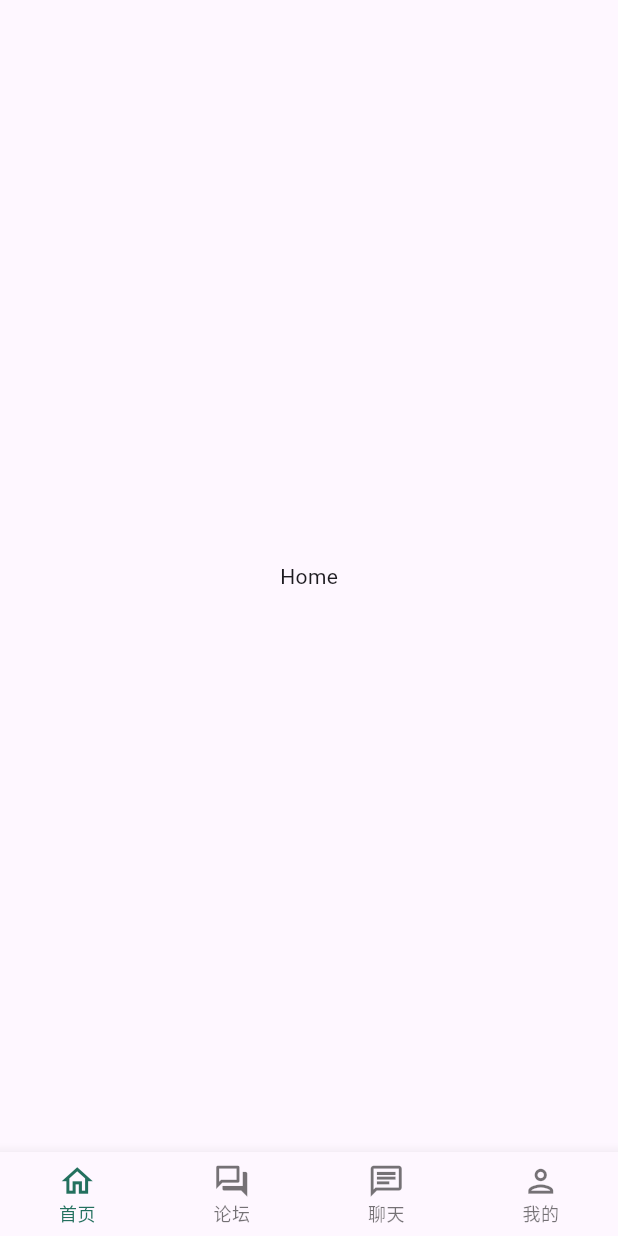
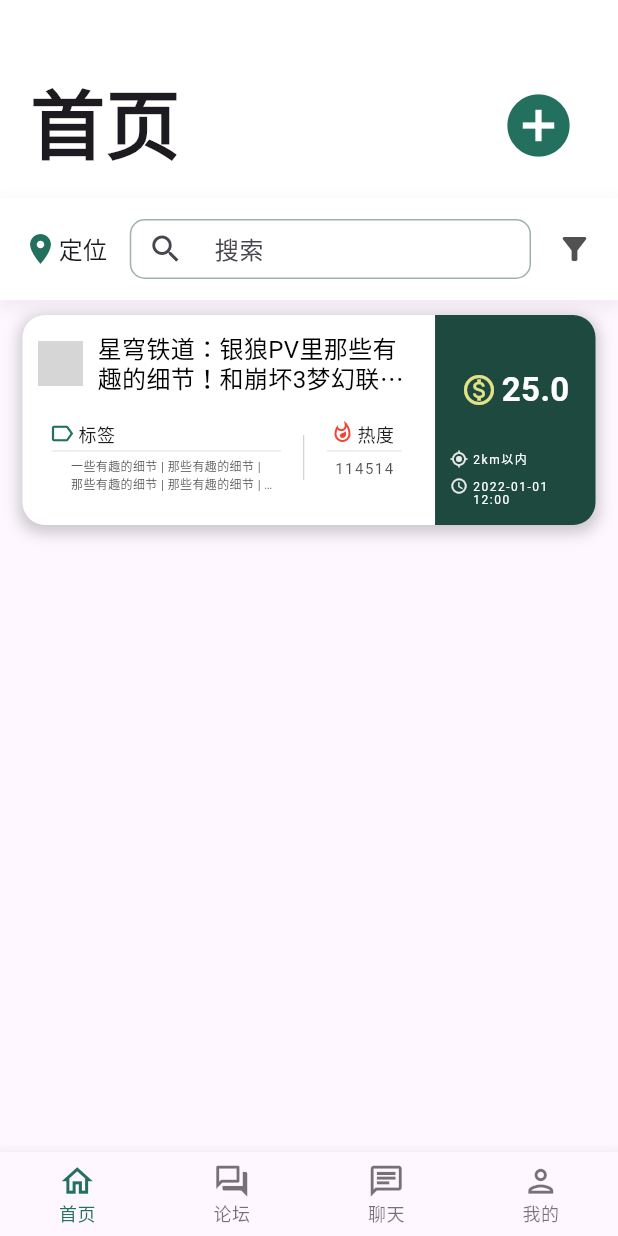
Before and after one commit to Eobard-Eins/GraduationProjectClient, a Flutter app: the screen it shows after launch, on a phone screen of 412 x 824 dp. Run offline on Flutter 3.47's test engine with Material 3 defaults, Android fonts, the phone set to English and light mode, and no system bars; our stand-ins replace dio, get, image_picker, shared_preferences; network calls fail; Roboto replaces fonts that are missing (SmileySans); grey boxes are pictures that could not be loaded.

Commit message:
taskItem组件

```diff
--- /dev/null
+++ b/lib/components/common/input/searchBar.dart
@@ -0,0 +1,61 @@
+import 'package:client_application/res/color.dart';
+import 'package:flutter/material.dart';
+
+class SearchInput extends StatelessWidget {
+  final TextEditingController controller;
+  final double? height;
+  final double? width;
+  final String hintText;
+  final Function()? prefixIconFunc;
+  final Function(String) onChanged;
+  final Widget? suffixIcon;
+
+  const SearchInput(
+      {super.key,
+      required this.controller,
+      this.height,
+      this.width,
+      required this.hintText,
+      this.prefixIconFunc,
+      this.suffixIcon,
+      required this.onChanged});
+
+  @override
+  Widget build(BuildContext context) {
+    return SizedBox(
+      width: width,
+      height: height??40,
+      child: TextField(
+        controller: controller,
+        maxLines: 1,
+        style: const TextStyle(
+          fontSize: 16
+        ),
+        onChanged: onChanged,
+        cursorColor: Coloors.main,
+        decoration: InputDecoration(
+            hintText: hintText,
+            border: OutlineInputBorder(
+              borderSide: const BorderSide(color: Coloors.grey, width: 1.0),
+              borderRadius: BorderRadius.circular(10.0),
+            ),
+            enabledBorder: OutlineInputBorder(
+              borderSide: const BorderSide(color: Coloors.grey, width: 1.0),
+              borderRadius: BorderRadius.circular(10.0),
+            ),
+            focusedBorder: OutlineInputBorder(
+              borderSide: const BorderSide(color: Coloors.grey, width: 1.0),
+              borderRadius: BorderRadius.circular(10.0),
+            ),
+            prefixIcon: IconButton(
+              icon: const Icon(Icons.search),
+              onPressed: prefixIconFunc,
+            ),
+            suffixIcon: suffixIcon,
+            contentPadding: const EdgeInsets.only(top:0,bottom: 0),
+
+          ),
+      ),
+    );
+  }
+}
--- /dev/null
+++ b/lib/components/task/taskItem.dart
@@ -0,0 +1,252 @@
+import 'package:client_application/components/user/avatarFromNet.dart';
+import 'package:client_application/res/color.dart';
+import 'package:flutter/material.dart';
+
+class TaskItem extends StatelessWidget {
+  final Function()? ontap;
+  final double? width;
+  final double? height;
+  final String? avatarUrl;
+  final String title;
+  final double point;
+  final String time;
+  final String? location;
+  final String labels;
+  final int hotValue;
+
+  const TaskItem({
+    super.key,
+    required this.ontap,
+    this.avatarUrl,
+    required this.time,
+    this.location,
+    required this.title,
+    required this.point,
+    required this.labels,
+    required this.hotValue,
+    this.width,
+    this.height,
+  });
+
+  @override
+  Widget build(BuildContext context) {
+    return InkWell(
+      onTap: ontap,
+      borderRadius: BorderRadius.circular(15),
+      child: Container(
+        decoration: BoxDecoration(
+          borderRadius: BorderRadius.circular(15.0), // 圆角
+          boxShadow: [
+            BoxShadow(
+              color: Colors.black.withOpacity(0.2), // 阴影颜色
+              offset: const Offset(0.0, 3.0), // 阴影偏移量
+              blurRadius: 8.0, // 阴影模糊半径
+              spreadRadius: 2.0, // 阴影扩散半径
+            ),
+          ],
+        ),
+        child: Row(children: [
+          Expanded(
+            flex: 72,
+            child: Container(
+              width: (width??360.0),
+              height: height??140.0,
+              decoration: const BoxDecoration(
+                color: Colors.white,
+                borderRadius: BorderRadius.only(topLeft: Radius.circular(15),bottomLeft: Radius.circular(15)),
+              ),
+              child: Column(children: [
+                Container(
+                  height: 55,
+                  padding: const EdgeInsets.only(top: 10, left: 10, right: 10),
+                  child:Row(
+                    children: [
+                      AvatarFromNet(
+                        width: 30,
+                        height: 30,
+                        boxShape: BoxShape.circle,
+                        imageUrl: avatarUrl??"https://picx.zhimg.com/80/v2-1e02c1531c33f9460ae82eb88a999cdd_720w.webp?source=2c26e567"
+                      ),
+                      Expanded(
+                        child: Padding(padding: const EdgeInsets.only(left: 10),
+                          child:Text(
+                            title,
+                            style: const TextStyle(
+                              color: Colors.black,
+                              fontSize: 16,
+                              fontFamily: 'SmileySans',
+                              height: 1.2
+                            ),
+                            maxLines: 2,
+                            textAlign: TextAlign.start,
+                            softWrap: true,
+                            overflow: TextOverflow.ellipsis,
+
+                          ),
+                        )
+                      )
+                    ],
+                  )
+                ),
+                Row(
+                  mainAxisAlignment: MainAxisAlignment.center,
+                  children: [
+                  Container(
+                    alignment: Alignment.centerLeft,
+                    width: 180,
+                    height: 80,
+                    padding: const EdgeInsets.only(left: 10,right: 0,top: 15,bottom: 10),
+
+                    child:Column(
+                      children: [
+                      const Row(children: [
+
+                        Padding(padding: EdgeInsets.only(right: 2,bottom: 0),child: Icon(Icons.label_outline,color: Coloors.main,size: 18,),),
+                        Text("标签",style: TextStyle(
+                          fontSize: 12,
+                          fontFamily: 'SmileySans',
+                        ),)
+                      ],),
+                      const Padding(padding: EdgeInsets.only(top: 3)),
+                      const Divider(height:0.1,indent:2,endIndent: 15,color: Coloors.greyLight,),
+                      Container(
+                        alignment: Alignment.centerLeft,
+                        padding: const EdgeInsets.only(left: 15,top: 4,right: 20),
+                        child: Text(
+                          labels,
+                          style: const TextStyle(
+                            fontSize: 8,
+                            color: Coloors.greyDeep,
+                            fontFamily: 'SmileySans',
+                            fontWeight: FontWeight.normal
+                          ),
+                          maxLines: 2,
+                          textAlign: TextAlign.start,
+                          softWrap: true,
+                          overflow: TextOverflow.ellipsis,
+                      ),)
+                    ],)
+                  ),
+                  Container(
+                    height: 30,
+                    width: 0.5,
+                    decoration: const BoxDecoration(color: Color.fromARGB(255, 181, 181, 181)),
+                  ),
+                  Container(
+                    padding: const EdgeInsets.only(left:0,top: 15,bottom: 10),
+                    width: 80,
+                    height: 80,
+                    child: Column(
+                      children: [
+                      const SizedBox(
+                        width: 45,
+                        child: Row(children: [
+
+                          Padding(padding: EdgeInsets.only(right: 2,bottom: 2),child: Icon(Icons.whatshot_outlined,color: Colors.red,size: 16,),),
+                          Text("热度",style: TextStyle(
+                            fontSize: 12,
+                            fontFamily: 'SmileySans',
+                          ),)
+                        ],),
+                      ),
+                      const Padding(padding: EdgeInsets.only(top: 3)),
+                      const Divider(height:0.1,indent: 15,endIndent: 15,color: Coloors.greyLight),
+                      Container(
+                        alignment: Alignment.center,
+                        padding: const EdgeInsets.only(left: 20,top: 4,right: 20),
+                        child: Text(
+                          hotValue.toString(),
+                          style: const TextStyle(
+                            fontSize: 10,
+                            color: Coloors.greyDeep,
+                            fontFamily: 'SmileySans',
+                            fontWeight: FontWeight.normal,
+                            letterSpacing: 1
+                          ),
+                          maxLines: 1,
+                      ),)
+                    ],),
+                  )
+                ],)
+              ]),
+            ),
+          ),
+
+          Expanded(
+            flex: 28,
+            child:Container(
+              width: (width??365.0),
+              height: height??140.0,
+              decoration: const BoxDecoration(
+                color: Coloors.mainDark,
+                borderRadius: BorderRadius.only(topRight: Radius.circular(15),bottomRight: Radius.circular(15)),
+              ),
+              child: Column(children: [
+                Container(
+                  padding: const EdgeInsets.only(top: 20),
+                  alignment: Alignment.center,
+                  height: 80,
+                  child: Row(
+                    mainAxisAlignment: MainAxisAlignment.center,
+                    children: [
+                      const Icon(Icons.monetization_on_outlined,color: Coloors.gold,size: 24,),
+                      Padding(padding: const EdgeInsets.only(left:3),
+                        child: Text(
+                          point.toString(),
+                          style: const TextStyle(
+                            color: Colors.white,
+                            fontSize: 22,
+                            fontWeight: FontWeight.bold,
+                            fontFamily: 'SmileySans'
+                          ),
+                        ),
+                      )
+                    ],
+                  ),
+                ),
+                Container(
+                  alignment: Alignment.center,
+                  padding: const EdgeInsets.only(top:10,right: 0),
+                  child: Column(
+                    children: [
+                    Row(
+                      children: [
+                        const Padding(padding: EdgeInsets.only(left:10)),
+                        const Icon(Icons.gps_fixed_outlined,color: Coloors.greyLight,size: 12,),
+                        Padding(padding: const EdgeInsets.only(left:3),
+                          child:Text(location??"---",style: const TextStyle(fontFamily: 'SmileySans',color: Colors.white,fontSize: 8,letterSpacing: 1),),
+                        )
+                    ],),
+                    const Padding(padding: EdgeInsets.symmetric(vertical:3)),
+                    Row(
+                      children: [
+                        const Padding(padding: EdgeInsets.only(left:10)),
+                        const Padding(padding: EdgeInsets.only(bottom: 10),child: Icon(Icons.access_time,color: Coloors.greyLight,size: 12,),),
+                        Padding(padding: const EdgeInsets.only(left:3),
+                          child:Text(
+                            time,
+                            style: const TextStyle(
+                              color: Colors.white,
+                              fontSize: 8,
+                              letterSpacing: 1,
+                              height: 1.1,
+                              fontFamily: 'SmileySans'
+                            ),
+                            maxLines: 2,
+                            textAlign: TextAlign.start,
+                            softWrap: true,
+                            overflow: TextOverflow.ellipsis,
+                          ),
+                        )
+                    ],),
+                  ]),
+                )
+              ],)
+            )
+          )
+        ],)
+      ),
+
+    );
+  }
+}
--- a/lib/components/user/circleAvatar.dart
+++ b/lib/components/user/avatarFromLocal.dart
@@ -3,13 +3,13 @@ import 'dart:io';
 import 'package:flutter/material.dart';
 import 'package:image_picker/image_picker.dart';
 
-class CircleAvatarOfUser extends StatelessWidget {
+class avatarFromLocal extends StatelessWidget {
   final XFile? image;
   final double? size;
   final Color? backgroundColor;
   final Color? roundColor;
 
-  const CircleAvatarOfUser({super.key,this.image,this.size, this.backgroundColor, this.roundColor});
+  const avatarFromLocal({super.key,this.image,this.size, this.backgroundColor, this.roundColor});
 
   @override
   Widget build(BuildContext context) {
--- /dev/null
+++ b/lib/components/user/avatarFromNet.dart
@@ -0,0 +1,35 @@
+import 'package:flutter/material.dart';
+
+class AvatarFromNet extends StatelessWidget {
+  final String imageUrl;
+  final double width;
+  final double height;
+  final BoxShape? boxShape;
+
+  const AvatarFromNet({
+    super.key,
+    required this.imageUrl,
+    required this.height,
+    required this.width,
+    this.boxShape
+  });
+  @override
+  Widget build(BuildContext context) {
+    return Container(
+      width: width,
+      height: height,
+      decoration: BoxDecoration(
+        shape: boxShape??BoxShape.rectangle,
+        image: DecorationImage(
+          fit: BoxFit.cover, // 设置图片填充方式（如：适应容器尺寸）
+          image: NetworkImage(imageUrl),
+        ),
+      ),
+      clipBehavior: Clip.hardEdge,
+      child: Image.network(
+        imageUrl,
+        fit: BoxFit.cover,
+      ),
+    );
+  }
+}
--- /dev/null
+++ b/lib/pages/home/task/taskPageController.dart
@@ -0,0 +1,24 @@
+
+import 'package:flutter/material.dart';
+import 'package:get/get.dart';
+
+class TaskPageController extends GetxController {
+  Rx<TextEditingController> searchController = TextEditingController().obs;
+  @override
+  void onInit() {
+    super.onInit();
+    searchController.value.clear();
+    searchController.refresh();
+  }
+
+  void addNewTask() {
+  }
+  void search() {
+  }
+  void filter(){
+
+  }
+  void tapTask(){
+
+  }
+}
--- a/lib/pages/home/task/taskPageUI.dart
+++ b/lib/pages/home/task/taskPageUI.dart
@@ -1,9 +1,123 @@
+import 'package:client_application/components/common/button/textButtonWithNoSplash.dart';
+import 'package:client_application/components/common/input/searchBar.dart';
+import 'package:client_application/components/task/taskItem.dart';
+import 'package:client_application/pages/home/task/taskPageController.dart';
+import 'package:client_application/res/color.dart';
 import 'package:flutter/material.dart';
+import 'package:get/get.dart';
 
-class TaskPage extends StatelessWidget{
+class TaskPage extends StatelessWidget {
+  final TaskPageController _tpc = Get.find<TaskPageController>();
   @override
   Widget build(BuildContext context) {
-    return Center(child: Text('Home'));
+    return Scaffold(
+        body: Container(
+          child:Column(
+            children: [
+              Container(
+                  padding: const EdgeInsets.only(top: 45,left: 20,right:20,bottom: 15),
+                  decoration: const BoxDecoration(color: Colors.white),
+                  child: Row(children: [
+                    const Text(
+                      '首页',
+                      style: TextStyle(
+                          fontFamily: 'SmileySans',
+                          fontSize: 50,
+                          fontWeight: FontWeight.bold),
+                    ),
+                    const Spacer(),
+                    Padding(
+                        padding: const EdgeInsets.only(top: 5),
+                        child: IconButton(
+                            onPressed: _tpc.addNewTask,
+                            icon: const Icon(
+                              Icons.add_circle_outlined,
+                              size: 50,
+                              color: Coloors.main,
+                            )))
+                  ])),
+              //const Divider(height: 1,color: Coloors.greyLight,),
+
+              //搜索栏
+              Container(
+                padding: const EdgeInsets.symmetric(vertical: 10),
+                decoration: BoxDecoration(
+                  color: Colors.white,
+                  boxShadow: [
+                    BoxShadow(
+                      color: Colors.black.withOpacity(0.05), // 阴影颜色
+                      offset: const Offset(0.0, 4.0), // 阴影偏移量
+                      blurRadius: 8.0, // 阴影模糊半径
+                      spreadRadius: 2.0, // 阴影扩散半径
+                    ),
+                  ],
+                ),
+                child: Row(
+                  children: [
+                    Padding(
+                      padding: const EdgeInsets.only(left: 15,right:15),
+                      child: InkWell(
+                        onTap: _tpc.search,
+                        highlightColor: Colors.transparent, // 透明色
+                        splashColor: Colors.transparent,
+                        child: const Row(children: [
+                          Icon(Icons.place,color: Coloors.main,),
+                          Text("定位",style: TextStyle(
+                            fontSize: 16
+                          ),)
+                        ],),)
+                    ),
+                    Expanded(
+                      flex: 1,
+                      child: Obx(() => SearchInput(
+                        controller: _tpc.searchController.value,
+                        height: 40,
+                        hintText: " 搜索",
+                        onChanged: (value) {
+                          _tpc.searchController.value.text=value;
+                          _tpc.searchController.refresh();
+                        },
+                        suffixIcon: _tpc.searchController.value.text.isEmpty?null:
+                        IconButton(
+                          onPressed: () {
+                                //清空输入框
+                                _tpc.searchController.value.clear();
+                                _tpc.searchController.refresh();
+                              },
+                              icon: const Icon(
+                                Icons.cancel,
+                                color: Colors.grey,
+                              ),
+                            ),
+                      )
+                    ),),
+
+                    Container(
+                      padding: const EdgeInsets.only(left: 5,right:5),
+                      child: IconButton(
+                        onPressed: _tpc.search,
+                        icon: const Icon(Icons.filter_alt,color: Coloors.greyDeep,),
+                      )
+                    )
+                  ],
+                ),
+              ),
+              //const Divider(height: 1,color: Coloors.greyLight,),
+              Padding(
+                padding: const EdgeInsets.symmetric(horizontal: 15,vertical: 10),
+                child: TaskItem(
+                  ontap: _tpc.tapTask,
+                  title: "星穹铁道：银狼PV里那些有趣的细节！和崩坏3梦幻联动，电玩音游元素拉满",
+                  point: 25.0,
+                  time: "2022-01-01\n12:00",
+                  location: "2km以内",
+                  labels: "一些有趣的细节 | 那些有趣的细节 | 那些有趣的细节 | 那些有趣的细节 | 那些有趣的细节",
+                  hotValue: 114514,
+                ),
+              )
+            ],
+          )
+        )
+      );
   }
-
 }
--- a/lib/pages/loginAndUserInfo/infoSet/setNameAndAvatarPage/setNameAndAvatarController.dart
+++ b/lib/pages/loginAndUserInfo/infoSet/setNameAndAvatarPage/setNameAndAvatarController.dart
@@ -1,5 +1,5 @@
 
-import 'package:client_application/components/user/circleAvatar.dart';
+import 'package:client_application/components/user/avatarFromLocal.dart';
 import 'package:client_application/config/RouteConfig.dart';
 import 'package:client_application/res/color.dart';
 import 'package:client_application/services/UserNetService.dart';
@@ -39,7 +39,7 @@ class SetNameAndAvatarController extends GetxController{
             padding: EdgeInsets.only(bottom: 3, right: 3),
             child: Icon(
               Icons.add_a_photo_rounded,
-              color: Coloors.greyDark,
+              color: Coloors.grey,
               size: 48,
             )),
       );
@@ -52,7 +52,7 @@ class SetNameAndAvatarController extends GetxController{
           border: Border.all(color: Coloors.greyLight, width: 1),
           color: Colors.transparent,
         ),
-        child: CircleAvatarOfUser(image: imgPath.value,size: 50,)
+        child: avatarFromLocal(image: imgPath.value,size: 50,)
       );
     }
   }
--- a/lib/res/color.dart
+++ b/lib/res/color.dart
@@ -17,6 +17,8 @@ class Coloors{
   static const Color red=Color.fromARGB(255, 237, 103, 93);
 
   static const Color greyLight=Color.fromARGB(255, 234, 234, 234);
-  static const Color greyDark=Color.fromARGB(255, 170, 160, 177);
+  static const Color grey=Color.fromARGB(255, 160, 177, 171);
   static const Color greyDeep=Color.fromARGB(225, 58, 58, 59);
+
+  static const Color gold=Color.fromARGB(255, 227, 226, 135);
 }
--- a/lib/utils/bingdings.dart
+++ b/lib/utils/bingdings.dart
@@ -1,4 +1,5 @@
 import 'package:client_application/pages/home/homePageController.dart';
+import 'package:client_application/pages/home/task/taskPageController.dart';
 import 'package:client_application/pages/loginAndUserInfo/infoSet/setNameAndAvatarPage/setNameAndAvatarController.dart';
 import 'package:client_application/pages/loginAndUserInfo/infoSet/setPasswordPage/setPasswordController.dart';
 import 'package:client_application/pages/loginAndUserInfo/infoSet/userInitProfile/setUserInitProfileController.dart';
@@ -18,5 +19,6 @@ class AppBindings extends Bindings {
     Get.lazyPut<SetPasswordController>(() => SetPasswordController());
     Get.lazyPut<SetNameAndAvatarController>(() => SetNameAndAvatarController());
     Get.lazyPut<HomePageController>(() => HomePageController());
+    Get.lazyPut<TaskPageController>(() => TaskPageController());
   }
 }
```
Also changed, not shown: pubspec.yaml (+4 -6 lines), 1 other file.
